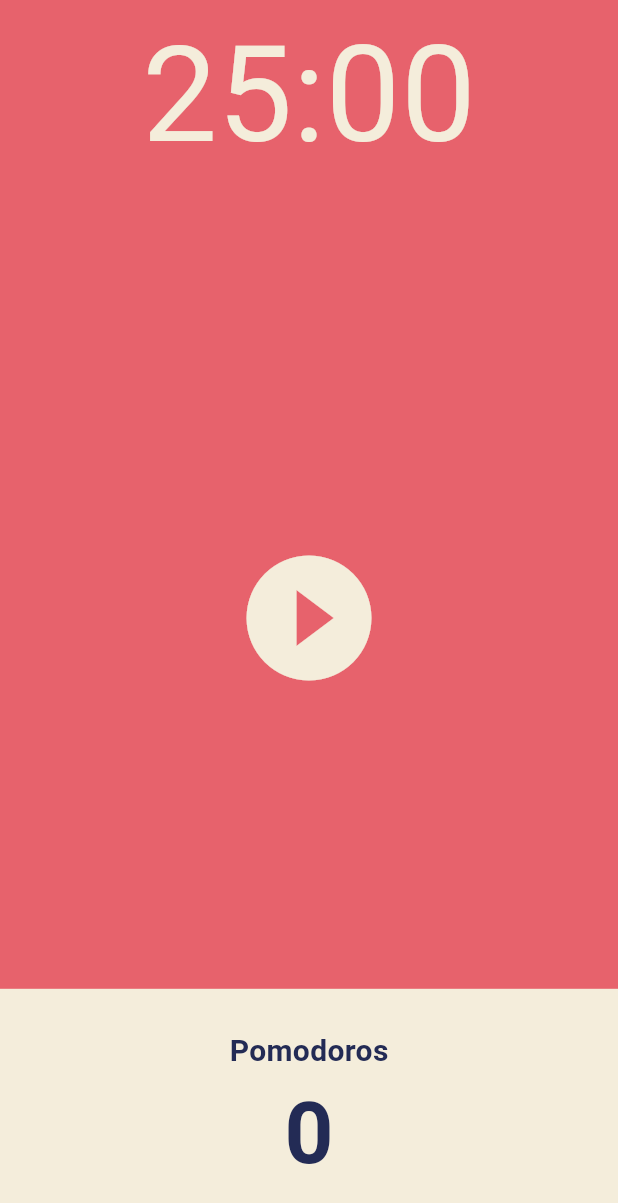
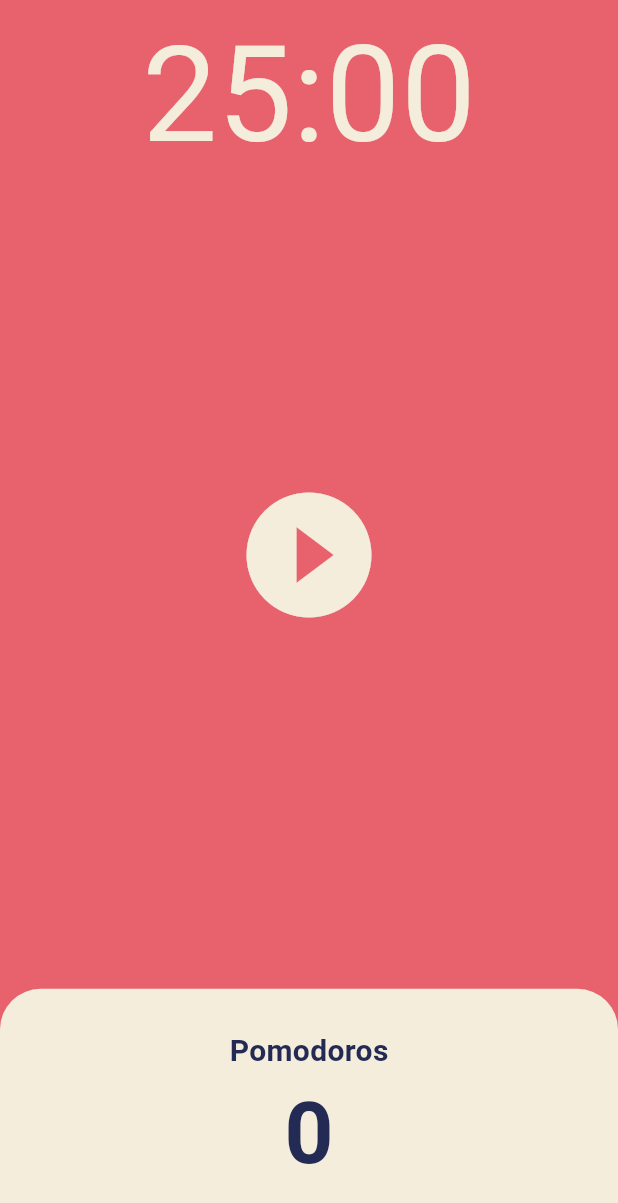
Before and after one commit to HumNya-Games/MO1, a Flutter app: the screen it shows after launch, on a phone screen of 412 x 824 dp. Shown: the top 1203 px of the screen. Run offline on Flutter 3.47's test engine with Material 3 defaults, Android fonts, the phone set to English and light mode, and no system bars.

Commit message:
pomorodo code challinge complete

```diff
--- a/pomodoro/lib/Screen/home_screen.dart
+++ b/pomodoro/lib/Screen/home_screen.dart
@@ -1,4 +1,5 @@
-import 'package:flutter/material.dart';
+import 'dart:async';
+import 'package:flutter/material.dart' show Alignment, BorderRadius, BoxDecoration, BuildContext, Column, Container, Expanded, Flexible, FontWeight, Icon, IconButton, Icons, MainAxisAlignment, Radius, Row, Scaffold, SizedBox, State, StatefulWidget, Text, TextStyle, Theme, Widget;
 
 class HomeScreen extends StatefulWidget {
   const HomeScreen({super.key});
@@ -8,6 +9,60 @@ class HomeScreen extends StatefulWidget {
 }
 
 class _HomeScreenState extends State<HomeScreen> {
+  int startSeconds = 1500;
+  late int totalSeconds = startSeconds;
+  int pomodoros = 0;
+  late Timer timer;
+  bool isRunning = false;
+
+  String formatSeconds(int seconds) {
+    var duration = Duration(seconds: seconds);
+    return duration.toString().split(".").first.substring(2, 7);
+  }
+
+  void tikTock(Timer timer) {
+    setState(() {
+      if (totalSeconds == 0) {
+        timer.cancel();
+        totalSeconds = startSeconds;
+        pomodoros = pomodoros + 1;
+        isRunning = false;
+      } else {
+        totalSeconds = totalSeconds - 1;
+      }
+    });
+  }
+
+  void rePlay() {
+    setState(() {
+        //timer.cancel();
+        totalSeconds = startSeconds;
+        //isRunning = false;
+    });
+  }
+
+  void stop() {
+    setState(() {
+        timer.cancel();
+        totalSeconds = startSeconds;
+        isRunning = false;
+    });
+  }
+
+  void onStartCount() {
+    timer = Timer.periodic(Duration(seconds: 1), tikTock);
+    setState(() {
+      isRunning = true;
+    });
+  }
+
+  void countStop() {
+    timer.cancel();
+    setState(() {
+      isRunning = false;
+    });
+  }
+
   @override
   Widget build(BuildContext context) {
     return Scaffold(
@@ -19,7 +74,7 @@ class _HomeScreenState extends State<HomeScreen> {
             child: Container(
               alignment: Alignment.topCenter,
               child: Text(
-                '25:00',
+                formatSeconds(totalSeconds),
                 style: TextStyle(
                   color: Theme.of(context).cardColor,
                   fontSize: 89,
@@ -29,34 +84,80 @@ class _HomeScreenState extends State<HomeScreen> {
           ),
           Flexible(
             flex: 3,
-            child: Center(
-              child: IconButton(
-                onPressed: () {},
-                icon: Icon(Icons.play_circle_fill_sharp),
+            child: Column(
+              children: [
+                SizedBox(height: 147),
+                IconButton(
+                  onPressed: isRunning ? countStop : onStartCount,
+                  icon: Icon(
+                    isRunning
+                        ? Icons.pause_circle_filled_sharp
+                        : Icons.play_circle_fill_sharp,
+                  ),
                   color: Theme.of(context).cardColor,
                   iconSize: 100,
                 ),
+                Row(
+                  mainAxisAlignment: MainAxisAlignment.center,
+                  children: [
+                    IconButton(
+                      onPressed: rePlay,
+                      icon: Icon(
+                        isRunning
+                            ? Icons.replay_circle_filled_sharp
+                            : null,
+                      ),
+                      color: Theme.of(context).cardColor,
+                      iconSize: 37,
+                    ),
+                    SizedBox(width: 0),
+                    IconButton(
+                      onPressed: stop,
+                      icon: Icon(
+                        isRunning
+                            ? Icons.stop_circle_sharp
+                            : null,
+                      ),
+                      color: Theme.of(context).cardColor,
+                      iconSize: 37,
+                    ),
+                  ],
+                ),
+              ],
             ),
           ),
-          Flexible(flex: 1,
+          Flexible(
+            flex: 1,
             child: Row(
               children: [
                 Expanded(
                   child: Container(
                     decoration: BoxDecoration(
-                    color: Theme.of(context).cardColor
+                      color: Theme.of(context).cardColor,
+                      borderRadius: BorderRadius.only(
+                        topLeft: Radius.circular(27),
+                        topRight: Radius.circular(27),
+                      ),
                     ),
                     child: Column(
                       mainAxisAlignment: MainAxisAlignment.center,
                       children: [
-                      Text('Pomodoros', style: TextStyle(
-                        color: Theme.of(context).textTheme.titleMedium!.color,
+                        Text(
+                          'Pomodoros',
+                          style: TextStyle(
+                            color: Theme.of(
+                              context,
+                            ).textTheme.titleMedium!.color,
                             fontSize: 20,
                             fontWeight: FontWeight.w600,
                           ),
                         ),
-                      Text('0', style: TextStyle(
-                        color: Theme.of(context).textTheme.titleMedium!.color,
+                        Text(
+                          '$pomodoros',
+                          style: TextStyle(
+                            color: Theme.of(
+                              context,
+                            ).textTheme.titleMedium!.color,
                             fontSize: 57,
                             fontWeight: FontWeight.w600,
                           ),
@@ -66,7 +167,8 @@ class _HomeScreenState extends State<HomeScreen> {
                   ),
                 ),
               ],
-          )),
+            ),
+          ),
         ],
       ),
     );
```
Lines whose indentation alone changed are shown as unchanged.
